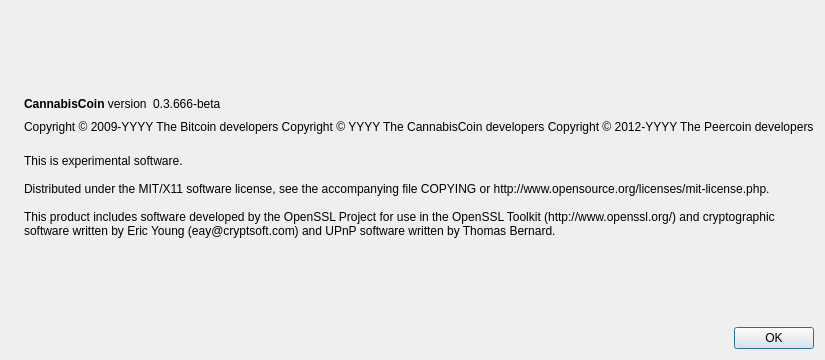
Qt form src/qt/forms/aboutdialog.ui (horcoin/horcoin) before a commit.
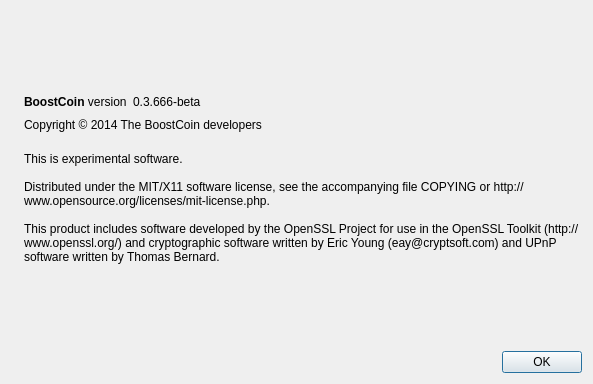
The same form after that commit. Icons and pictures are not drawn.

```diff
--- a/src/qt/forms/aboutdialog.ui
+++ b/src/qt/forms/aboutdialog.ui
@@ -6,8 +6,8 @@
    <rect>
     <x>0</x>
     <y>0</y>
-    <width>697</width>
-    <height>360</height>
+    <width>593</width>
+    <height>384</height>
    </rect>
   </property>
   <property name="windowTitle">
@@ -50,7 +50,7 @@
           <cursorShape>IBeamCursor</cursorShape>
          </property>
          <property name="text">
-          <string>&lt;b&gt;CannabisCoin&lt;/b&gt; version</string>
+          <string>&lt;b&gt;BoostCoin&lt;/b&gt; version</string>
          </property>
          <property name="textInteractionFlags">
           <set>Qt::LinksAccessibleByMouse|Qt::TextSelectableByKeyboard|Qt::TextSelectableByMouse</set>
@@ -91,12 +91,7 @@
         <cursorShape>IBeamCursor</cursorShape>
        </property>
        <property name="text">
-        <string notr="true">Copyright &amp;copy; 2009-YYYY The Bitcoin developers
-Copyright &amp;copy; YYYY The CannabisCoin developers
-Copyright &amp;copy; 2012-YYYY The Peercoin developers</string>
-       </property>
-       <property name="textFormat">
-        <enum>Qt::RichText</enum>
+        <string>Copyright © 2014 The BoostCoin developers</string>
        </property>
        <property name="textInteractionFlags">
         <set>Qt::LinksAccessibleByMouse|Qt::TextSelectableByKeyboard|Qt::TextSelectableByMouse</set>
```
Left out of the diff: 2 changed lines with no effect on the pictures.
